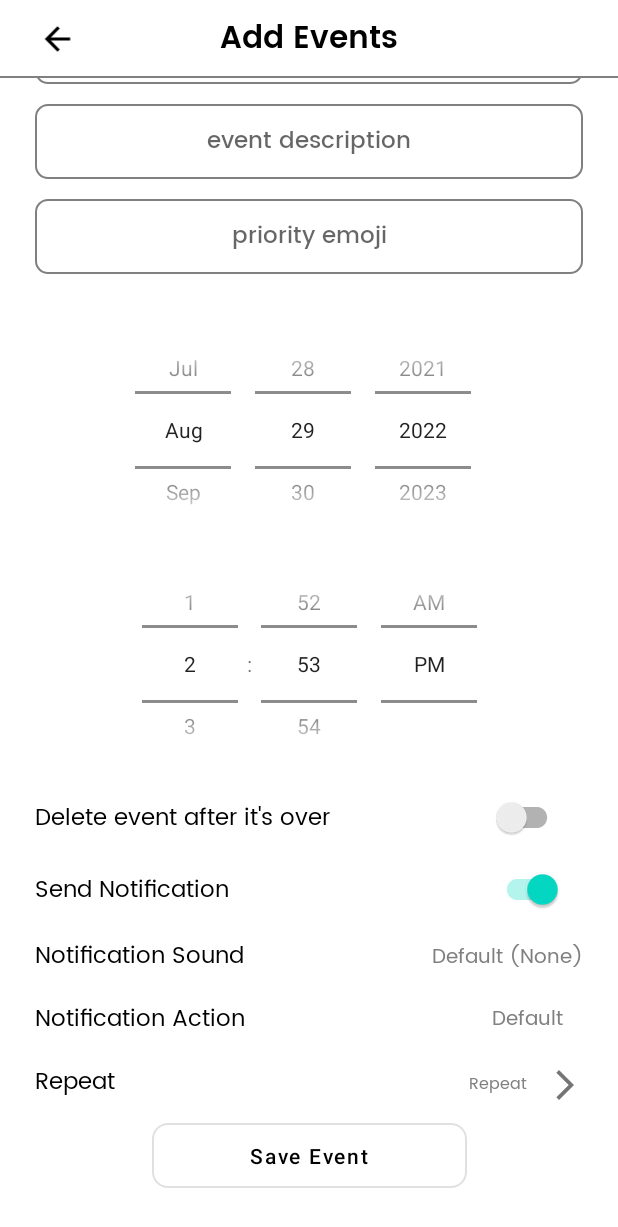
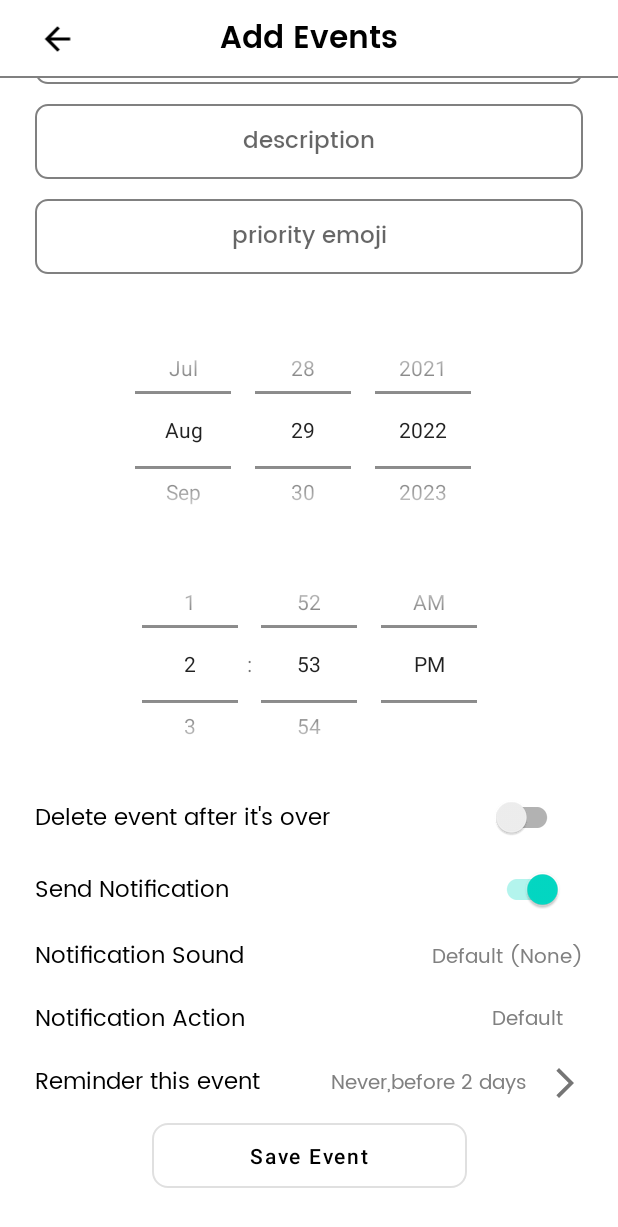
Before and after one commit to visakhc/RemindMe, an Android app: the AddEventsActivity screen opened directly, with no data from a screen before it, scrolled down 59 dp, on a phone screen of 412 x 824 dp. Shown: the top 1227 px of the screen. Run offline under Robolectric (Android 15) with nearby library versions, the phone set to English and light mode, and no system bars; our stand-ins replace CircleImageView, Room's generated code, sdp/ssp sizes.

Commit message:
minor design fixes

```diff
--- a/app/src/main/AndroidManifest.xml
+++ b/app/src/main/AndroidManifest.xml
@@ -5,6 +5,7 @@
     <uses-permission android:name="android.permission.SCHEDULE_EXACT_ALARM" />
     <uses-permission android:name="android.permission.VIBRATE" />
     <uses-permission android:name="android.permission.RECEIVE_BOOT_COMPLETED" />
+    <uses-permission android:name="android.permission.READ_CONTACTS" />
 
     <application
         android:allowBackup="true"
--- a/app/src/main/res/layout/activity_add_events.xml
+++ b/app/src/main/res/layout/activity_add_events.xml
@@ -37,7 +37,7 @@
                 android:layout_marginTop="@dimen/_10sdp"
                 android:background="@drawable/shape_edittext"
                 android:gravity="center"
-                android:hint="event title"
+                android:hint="title"
                 android:inputType="text|textAutoComplete|textAutoCorrect|textMultiLine"
                 android:paddingVertical="@dimen/_9sdp"
                 app:layout_constraintEnd_toEndOf="parent"
@@ -53,7 +53,7 @@
                 android:layout_marginTop="@dimen/_10sdp"
                 android:background="@drawable/shape_edittext"
                 android:gravity="center"
-                android:hint="event description"
+                android:hint="description"
                 android:inputType="text|textAutoComplete|textAutoCorrect|textMultiLine"
                 android:paddingVertical="@dimen/_9sdp"
                 app:layout_constraintEnd_toEndOf="parent"
@@ -273,23 +273,23 @@
                     android:orientation="horizontal">
 
                     <TextView
-                        android:id="@+id/tvRepeat"
+                        android:id="@+id/tvReminder"
                         style="@style/normalTextRegular"
                         android:layout_width="0dp"
                         android:layout_height="wrap_content"
                         android:layout_weight="1"
                         android:paddingVertical="@dimen/_6sdp"
-                        android:text="Repeat" />
+                        android:text="Reminder this event" />
 
                     <TextView
                         android:id="@+id/tvRepeatStatus"
-                        style="@style/verySmallTextRegular"
+                        style="@style/smallTextRegular"
                         android:layout_width="wrap_content"
                         android:layout_height="wrap_content"
                         android:drawablePadding="@dimen/_10sdp"
                         android:gravity="center_vertical"
                         android:paddingVertical="@dimen/_6sdp"
-                        android:text="Repeat"
+                        android:text="Never,before 2 days"
                         android:textColor="@color/gray"
                         app:drawableEndCompat="@drawable/ic_arrow_forward" />
 
```
Also changed, not shown: app/src/main/java/com/app/remindme/ui/activities/AddEventsActivity.kt (+9 -6 lines).
